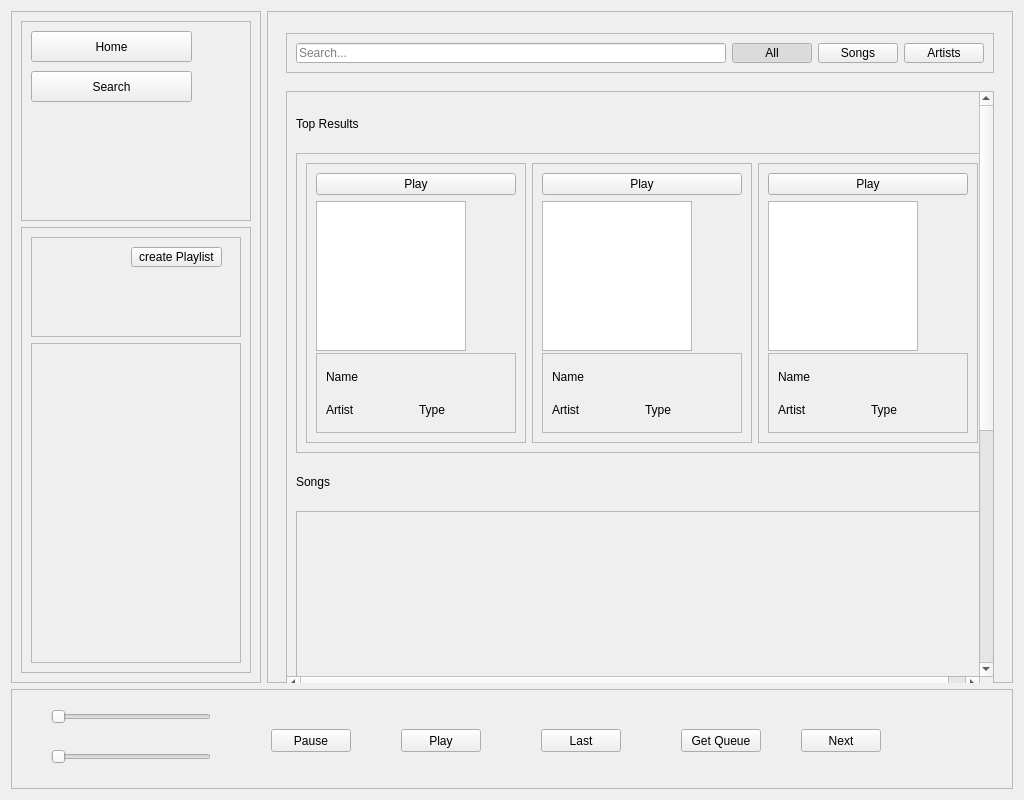
Nmstr/Auralium, file client/main.ui: the form before one commit.
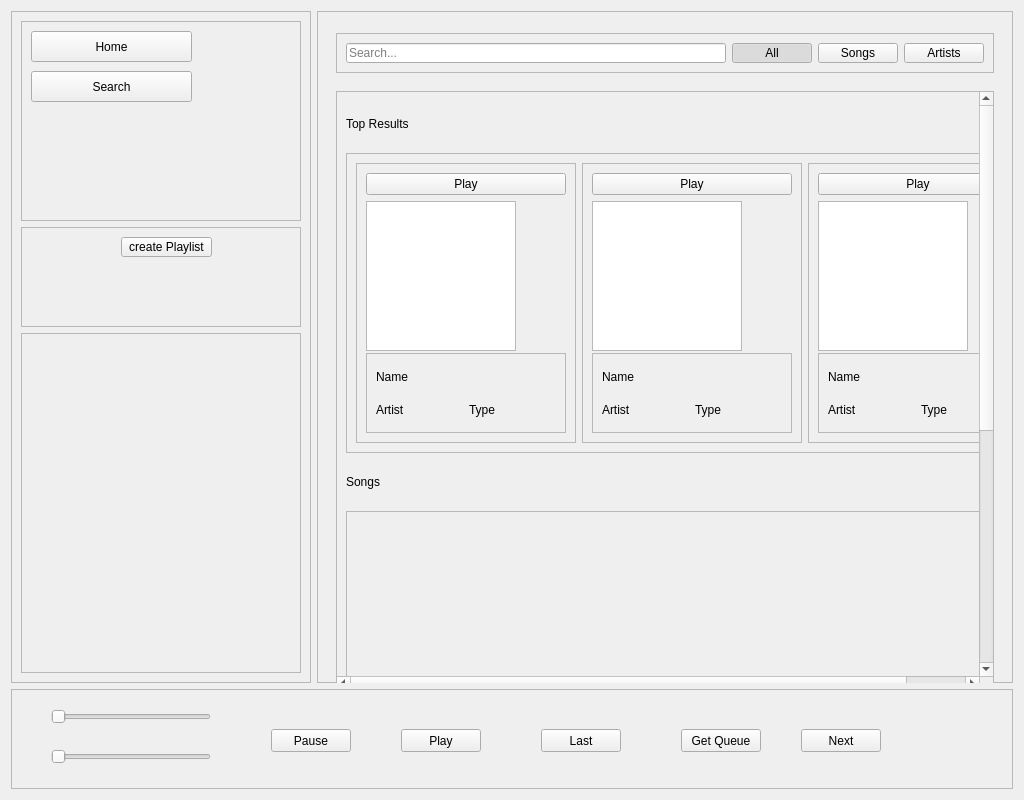
The form after the commit. The open tabs and pages were chosen to show the change.

Diff of the .ui file:
```diff
--- a/client/main.ui
+++ b/client/main.ui
@@ -157,7 +157,7 @@
     <widget class="QFrame" name="sidebar">
      <property name="minimumSize">
       <size>
-       <width>250</width>
+       <width>300</width>
        <height>0</height>
       </size>
      </property>
@@ -226,17 +226,29 @@
         </property>
         <property name="maximumSize">
          <size>
-          <width>250</width>
+          <width>300</width>
           <height>16777215</height>
          </size>
         </property>
         <property name="frameShape">
-         <enum>QFrame::StyledPanel</enum>
+         <enum>QFrame::NoFrame</enum>
         </property>
         <property name="frameShadow">
          <enum>QFrame::Raised</enum>
         </property>
         <layout class="QVBoxLayout" name="verticalLayout_8">
+         <property name="leftMargin">
+          <number>0</number>
+         </property>
+         <property name="topMargin">
+          <number>0</number>
+         </property>
+         <property name="rightMargin">
+          <number>0</number>
+         </property>
+         <property name="bottomMargin">
+          <number>0</number>
+         </property>
          <item>
           <widget class="QFrame" name="playlistsTop">
            <property name="minimumSize">
@@ -270,7 +282,7 @@
           <widget class="QScrollArea" name="playlistsScrollArea">
            <property name="maximumSize">
             <size>
-             <width>250</width>
+             <width>300</width>
              <height>16777215</height>
             </size>
            </property>
@@ -282,8 +294,8 @@
              <rect>
               <x>0</x>
               <y>0</y>
-              <width>208</width>
-              <height>322</height>
+              <width>278</width>
+              <height>342</height>
              </rect>
             </property>
             <property name="minimumSize">
@@ -885,7 +897,7 @@
                    <x>0</x>
                    <y>0</y>
                    <width>1000</width>
-                   <height>234</height>
+                   <height>28</height>
                   </rect>
                  </property>
                  <property name="minimumSize">
```
Left out of the diff: 2 changed lines with no effect on the pictures.
